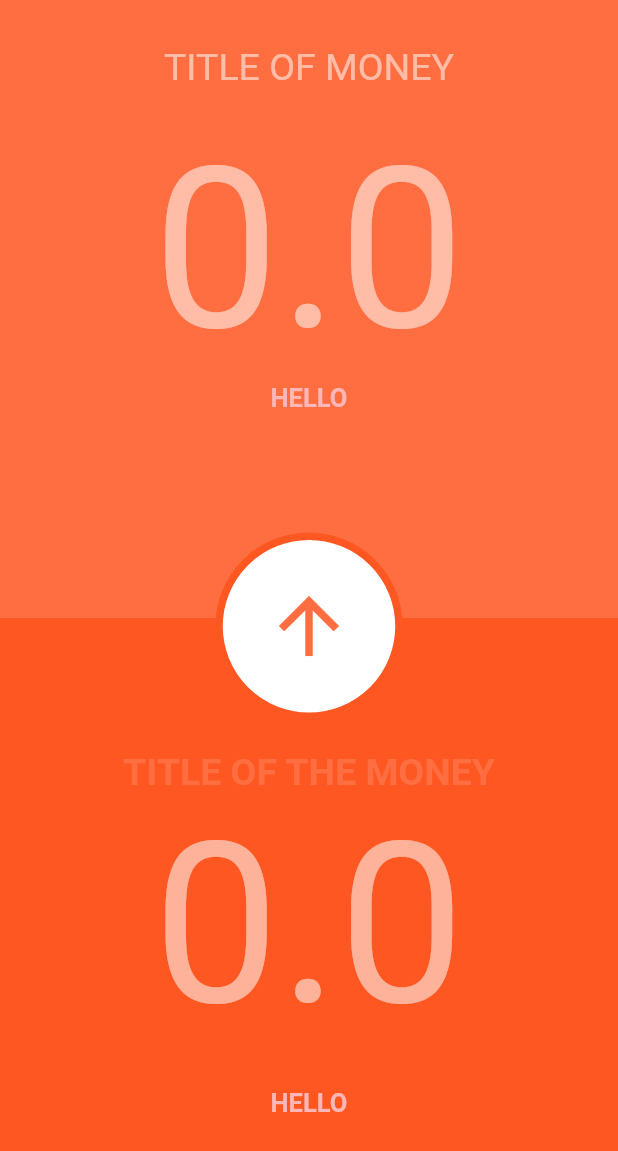
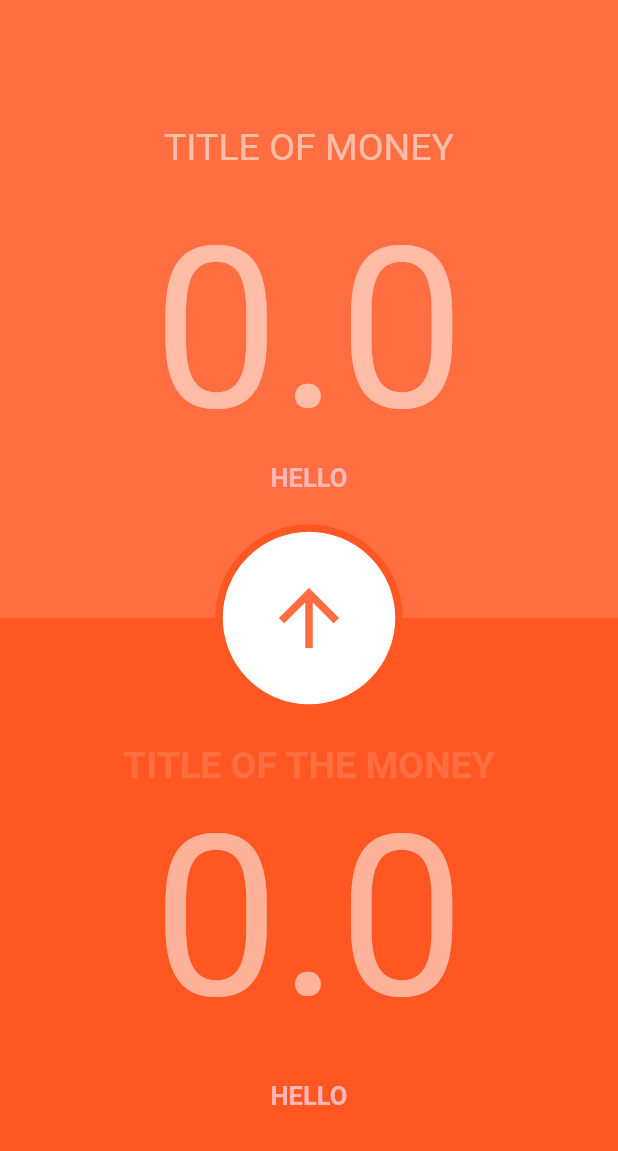
Before and after one commit to ambanikousik/flutter_currency_converter, a Flutter app: the screen it shows after launch, on a phone screen of 412 x 824 dp. Shown: the top 1151 px of the screen. Run offline on Flutter 3.47's test engine with Material 2 defaults, Android fonts, the phone set to English and light mode, and no system bars; Roboto replaces fonts that are missing (Quicksand).

Commit message:
modified ui code

```diff
--- a/lib/presentation/home_page.dart
+++ b/lib/presentation/home_page.dart
@@ -1,5 +1,5 @@
 import 'package:flutter/material.dart';
-import 'package:flutter_currency_converter/presentation/service.dart';
+
 class MyHomePage extends StatefulWidget {
   final currencyone;
   final currencytwo;
@@ -13,24 +13,20 @@ class MyHomePage extends StatefulWidget {
 class _MyHomePageState extends State<MyHomePage> {
   @override
   Widget build(BuildContext context) {
-    return Material(
-      child: Stack(
+    return Scaffold(
+      body: Stack(
+        alignment: Alignment.center,
+        children: [
+          Column(
+            crossAxisAlignment: CrossAxisAlignment.center,
             children: [
               Container(
-            height: MediaQuery.of(context).size.height,
-            width: MediaQuery.of(context).size.width,
-            color: Colors.deepOrange,
-          ),
-          Container(
                 height: MediaQuery.of(context).size.height / 2,
-            width: MediaQuery.of(context).size.width,
+                width: double.infinity,
                 color: Colors.deepOrangeAccent,
-          ),
-          Container(
-            child: Center(
                 child: Column(
+                  mainAxisAlignment: MainAxisAlignment.center,
                   children: [
-                  SizedBox(height: 30),
                     InkWell(
                       onTap: () {},
                       child: Text(
@@ -38,8 +34,7 @@ class _MyHomePageState extends State<MyHomePage> {
                         style: TextStyle(
                             color: Colors.white54,
                             fontSize: 25.0,
-                        fontFamily: 'Quicksand'
-                      ),
+                            fontFamily: 'Quicksand'),
                       ),
                     ),
                     SizedBox(height: 20.0),
@@ -50,8 +45,7 @@ class _MyHomePageState extends State<MyHomePage> {
                         style: TextStyle(
                             color: Colors.white54,
                             fontSize: 150,
-                        fontFamily: 'Quicksand'
-                      ),
+                            fontFamily: 'Quicksand'),
                       ),
                     ),
                     Text(
@@ -63,36 +57,23 @@ class _MyHomePageState extends State<MyHomePage> {
                         fontWeight: FontWeight.bold,
                       ),
                     ),
-                  SizedBox(height: 80.0),
-                  Container(
-                    height: 125.0,
-                    width: 125.0,
-                    decoration: BoxDecoration(
-                      borderRadius: BorderRadius.circular(62.5),
-                      color: Colors.white,
-                      border: Border.all(
-                        color: Colors.deepOrange,
-                        style: BorderStyle.solid,
-                        width: 5.0,
+                  ],
                 ),
               ),
-                    child: Center(
-                      child: Icon(
-                        Icons.arrow_upward,
-                        size: 60.0,
-                        color: Colors.deepOrangeAccent,
-                      ),
-                    ),
-                  ),
-                  SizedBox(height: 20.0),
+              Container(
+                height: MediaQuery.of(context).size.height / 2,
+                width: double.infinity,
+                color: Colors.deepOrange,
+                child: Column(
+                  mainAxisAlignment: MainAxisAlignment.center,
+                  children: [
                     Text(
                       'TITLE OF THE MONEY',
                       style: TextStyle(
                           color: Colors.deepOrangeAccent,
                           fontSize: 25.0,
                           fontFamily: 'Quicksand',
-                      fontWeight: FontWeight.bold
-                    ),
+                          fontWeight: FontWeight.bold),
                     ),
                     InkWell(
                       onTap: () {},
@@ -101,8 +82,7 @@ class _MyHomePageState extends State<MyHomePage> {
                         style: TextStyle(
                             color: Colors.white54,
                             fontSize: 150,
-                          fontFamily: 'Quicksand'
-                      ),
+                            fontFamily: 'Quicksand'),
                       ),
                     ),
                     SizedBox(height: 20.0),
@@ -117,13 +97,30 @@ class _MyHomePageState extends State<MyHomePage> {
                     ),
                   ],
                 ),
+              )
+            ],
+          ),
+          Container(
+            height: 125.0,
+            width: 125.0,
+            decoration: BoxDecoration(
+              borderRadius: BorderRadius.circular(62.5),
+              color: Colors.white,
+              border: Border.all(
+                color: Colors.deepOrange,
+                style: BorderStyle.solid,
+                width: 5.0,
               ),
             ),
-
-
+            alignment: Alignment.center,
+            child: Icon(
+              Icons.arrow_upward,
+              size: 60.0,
+              color: Colors.deepOrangeAccent,
+            ),
+          ),
         ],
       ),
     );
   }
-
 }
--- a/lib/presentation/service.dart
+++ /dev/null
@@ -1,6 +0,0 @@
-class Service {
-  getCurrencyString(currency) {
-    if (currency == 'USD') return 'United States Dollars';
-    if (currency == 'RUB') return 'Russian Ruble';
-  }
-}
```
Also changed, not shown: pubspec.yaml (+1 -9 lines), pubspec.lock, 1 other file. Lines whose indentation alone changed are shown as unchanged.
